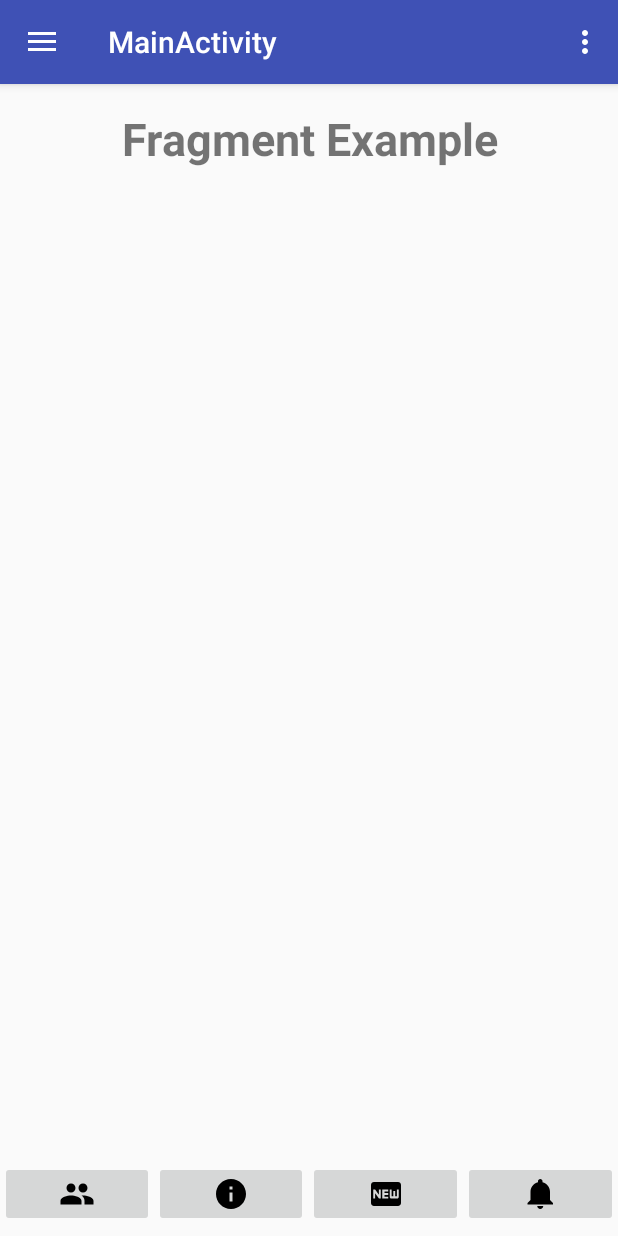
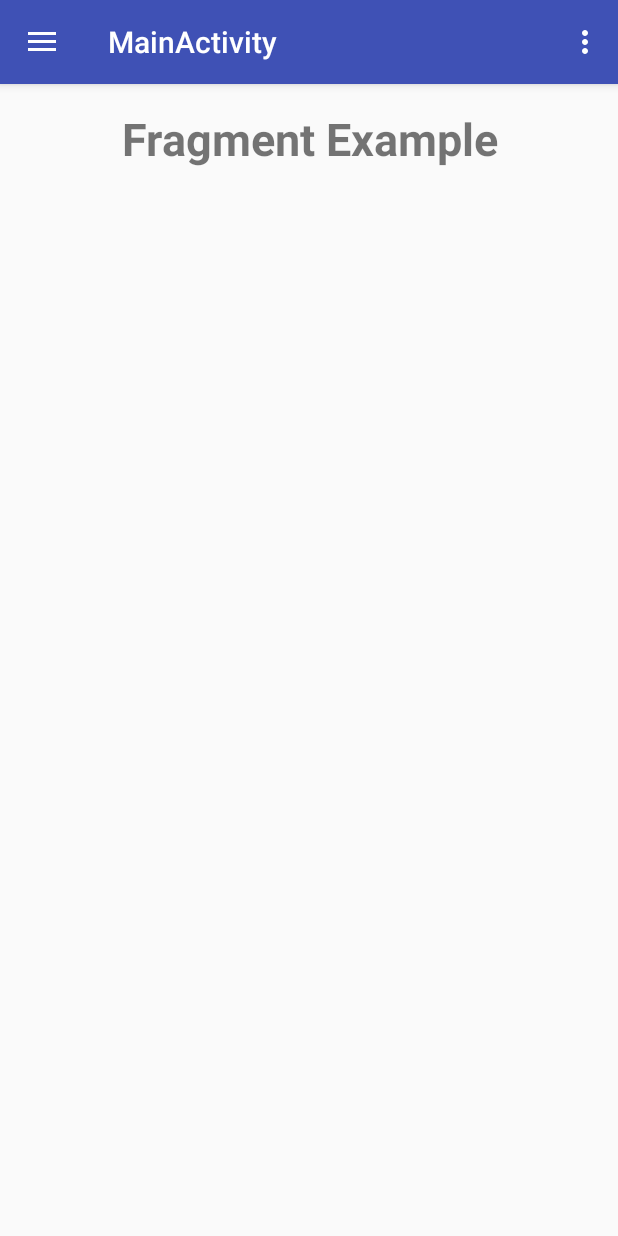
Before and after one commit to AssembleGroup/GroupOrganizer, an Android app: the MainActivity screen opened directly, with no data from a screen before it, in the options menu, after a tap on "Settings", on a phone screen of 412 x 824 dp. Run offline under Robolectric (Android 15) with nearby library versions, the phone set to English and light mode, and no system bars; libraries missing offline, so code that uses them is left out: com.roughike.bottombar; 3 statements that could not run were skipped.

Commit message:
BottomMenu
New BottomMenu

```diff
--- a/app/build.gradle
+++ b/app/build.gradle
@@ -30,5 +30,6 @@ dependencies {
     compile 'com.android.support:support-v4:24.2.1'
     compile 'com.android.support:support-vector-drawable:24.2.1'
     compile 'com.android.volley:volley:1.0.0'
+    compile 'com.roughike:bottom-bar:1.2.1'
     testCompile 'junit:junit:4.12'
 }
--- a/app/src/main/java/com/example/dschmid/grouporganizer/MainActivity.java
+++ b/app/src/main/java/com/example/dschmid/grouporganizer/MainActivity.java
@@ -14,27 +14,41 @@ import android.support.v7.widget.Toolbar;
 import android.view.Menu;
 import android.view.MenuItem;
 import android.widget.ImageButton;
+import android.widget.Toast;
+
+import com.roughike.bottombar.BottomBar;
+import com.roughike.bottombar.OnMenuTabSelectedListener;
 
 public class MainActivity extends AppCompatActivity
         implements NavigationView.OnNavigationItemSelectedListener {
 
-    ImageButton one;
     @Override
     protected void onCreate(Bundle savedInstanceState) {
         super.onCreate(savedInstanceState);
         setContentView(R.layout.activity_main);
         Toolbar toolbar = (Toolbar) findViewById(R.id.toolbar);
         setSupportActionBar(toolbar);
-        one=(ImageButton) findViewById(R.id.nav_btn_one);
-        one.setOnClickListener(new View.OnClickListener() {
+        BottomBar bottomBar = BottomBar.attach(this,savedInstanceState);
+        bottomBar.setItemsFromMenu(R.menu.bottom_button_menu, new OnMenuTabSelectedListener(){
             @Override
-            public void onClick(View v) {
-                FragmentExample searchFragment = new FragmentExample();
-                FragmentManager manager = getSupportFragmentManager();
-                manager.beginTransaction().replace(R.id.content_main, searchFragment, searchFragment.getTag()).commit();
+            public void onMenuItemSelected(int itemId) {
+                switch (itemId) {
+                    case R.id.item_one:
+                        FragmentExample searchFragment = new FragmentExample();
+                        FragmentManager manager = getSupportFragmentManager();
+                        manager.beginTransaction().replace(R.id.content_main, searchFragment, searchFragment.getTag()).commit();
+                        break;
+                    case R.id.item_two:
+                        Toast.makeText(MainActivity.this, "Item two", Toast.LENGTH_SHORT).show();
+                        break;
+                    case R.id.item_three:
 
+                        Toast.makeText(MainActivity.this, "Item three", Toast.LENGTH_SHORT).show();
+                        break;
+                }
             }
         });
+        bottomBar.setActiveTabColor("#C2185B");
 
 
         DrawerLayout drawer = (DrawerLayout) findViewById(R.id.drawer_layout);
--- a/app/src/main/res/layout/activity_main.xml
+++ b/app/src/main/res/layout/activity_main.xml
@@ -6,7 +6,8 @@
     android:layout_width="match_parent"
     android:layout_height="match_parent"
     android:fitsSystemWindows="true"
-    tools:openDrawer="start">
+    tools:openDrawer="start"
+    tools:context=".MainActivity">
 
     <include
         layout="@layout/app_bar_main"
--- a/app/src/main/res/layout/app_bar_main.xml
+++ b/app/src/main/res/layout/app_bar_main.xml
@@ -22,37 +22,6 @@
     </android.support.design.widget.AppBarLayout>
 
     <include layout="@layout/content_main" />
-    <LinearLayout
-        android:layout_width="match_parent"
-        android:layout_height="50dp"
-        android:orientation="horizontal"
-        android:layout_gravity="bottom">
-
-        <ImageButton
-            android:id="@+id/nav_btn_one"
-            android:layout_width="wrap_content"
-            android:layout_height="wrap_content"
-            android:layout_weight="1"
-            android:src="@drawable/ic_group_black_24dp"/>
-        <ImageButton
-            android:id="@+id/nav_btn_two"
-            android:layout_width="wrap_content"
-            android:layout_height="wrap_content"
-            android:layout_weight="1"
-            android:src="@drawable/ic_info_black_24dp"/>
-        <ImageButton
-            android:id="@+id/nav_btn_three"
-            android:layout_width="wrap_content"
-            android:layout_height="wrap_content"
-            android:layout_weight="1"
-            android:src="@drawable/ic_fiber_new_black_24dp"/>
-        <ImageButton
-            android:id="@+id/nav_btn_four"
-            android:layout_width="wrap_content"
-            android:layout_height="wrap_content"
-            android:layout_weight="1"
-            android:src="@drawable/ic_notifications_black_24dp"/>
-    </LinearLayout>
 
 
 
--- /dev/null
+++ b/app/src/main/res/menu/bottom_button_menu.xml
@@ -0,0 +1,16 @@
+<?xml version="1.0" encoding="utf-8"?>
+<menu xmlns:android="http://schemas.android.com/apk/res/android">
+    <item
+        android:id="@+id/item_one"
+        android:icon="@drawable/ic_group_black_24dp"
+        android:title="Group" />
+    <item
+        android:id="@+id/item_two"
+        android:icon="@drawable/ic_menu_share"
+        android:title="Location" />
+    <item
+        android:id="@+id/item_three"
+        android:icon="@drawable/ic_info_black_24dp"
+        android:title="Favorire" />
+
+</menu>
```
